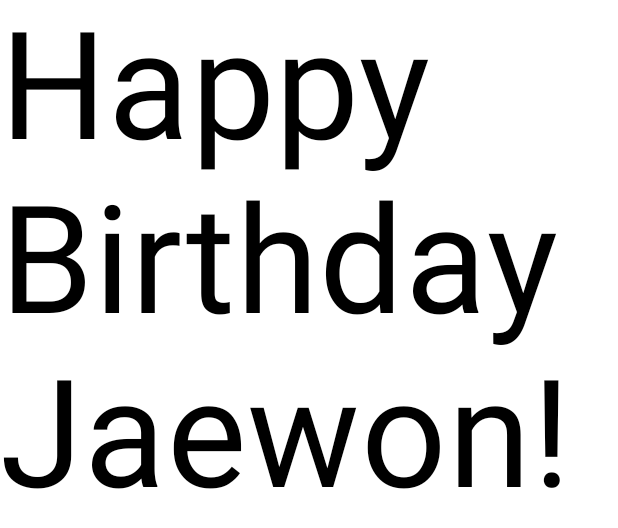
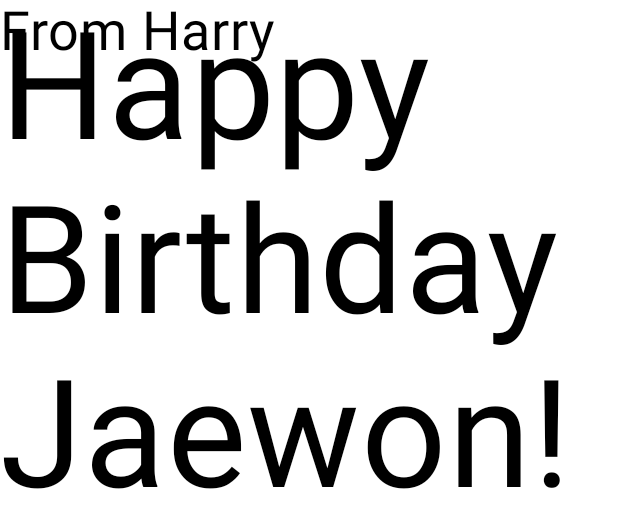
Before and after one commit to librarywon/Codelab_Compose, an Android app built with Jetpack Compose: the @Preview function BirthdayCardPreview, on a phone screen of 412 x 824 dp. Shown: the top 528 px of the screen. Run offline under Robolectric (Android 15) with nearby library versions, the phone set to English and light mode, and no system bars.

Commit message:
[feat]: add property and Text

```diff
--- a/Brithday/app/src/main/java/com/shoppi/happybrithday/MainActivity.kt
+++ b/Brithday/app/src/main/java/com/shoppi/happybrithday/MainActivity.kt
@@ -30,11 +30,15 @@ class MainActivity : ComponentActivity() {
 }
 
 @Composable
-fun GreetingText(message: String, modifier: Modifier = Modifier) {
+fun GreetingText(message: String, from: String, modifier: Modifier = Modifier) {
     Text(
         text = message,
         fontSize = 100.sp,
         lineHeight = 116.sp,
+    )
+    Text(
+        text = from,
+        fontSize = 36.sp
     )
 }
 
@@ -42,6 +46,6 @@ fun GreetingText(message: String, modifier: Modifier = Modifier) {
 @Composable
 fun BirthdayCardPreview() {
     HappyBirthdayTheme {
-        GreetingText("Happy Birthday Jaewon!")
+        GreetingText("Happy Birthday Jaewon!", "From Harry")
     }
 }
```
